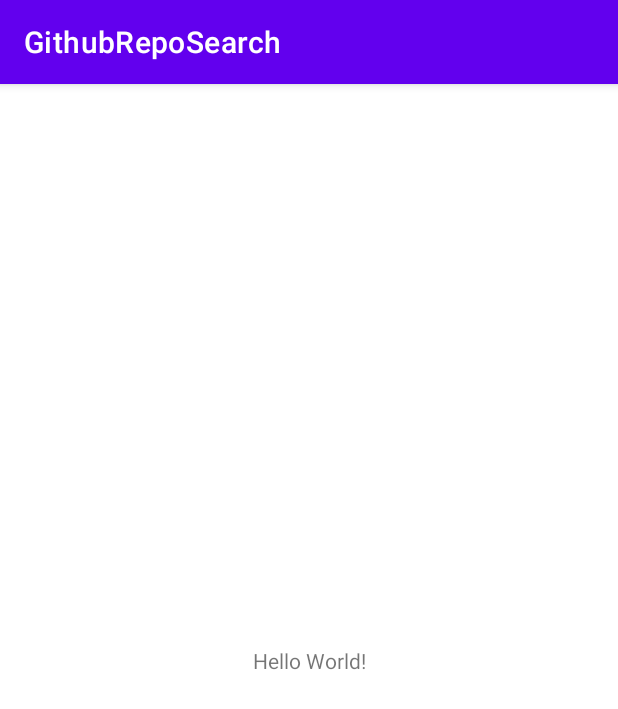
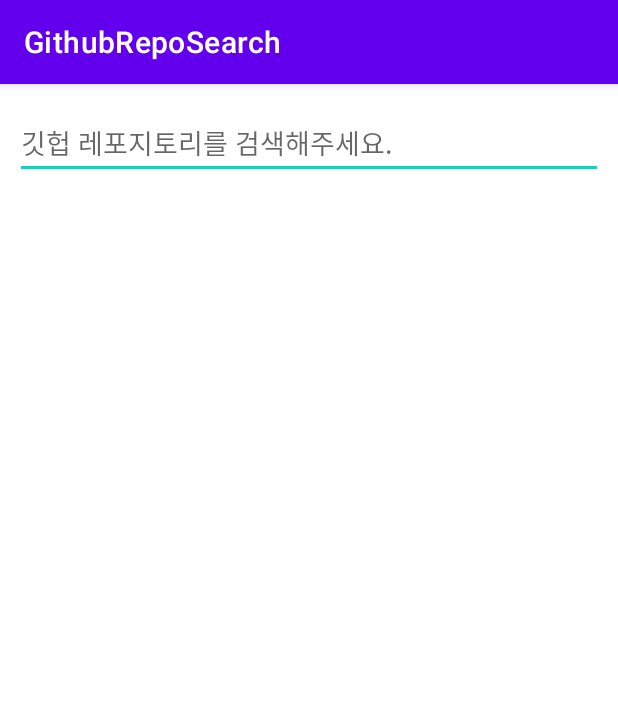
Before and after one commit to tak8997/GithubRepoSearch, an Android app: the screen it shows after launch (MainActivity before the commit, RepoSearchActivity after it), on a phone screen of 412 x 824 dp. Shown: the top 709 px of the screen. Run offline under Robolectric (Android 15) with nearby library versions, the phone set to English and light mode, and no system bars; our stand-ins replace data binding; 2 statements that could not run were skipped.

Commit message:
Add github repo search ui, ui related business logic

```diff
--- a/app/build.gradle
+++ b/app/build.gradle
@@ -44,6 +44,7 @@ dependencies {
     implementation 'com.google.android.material:material:1.4.0'
     implementation 'androidx.constraintlayout:constraintlayout:2.0.4'
     implementation "androidx.lifecycle:lifecycle-livedata-ktx:2.3.1"
+    implementation "androidx.lifecycle:lifecycle-viewmodel-ktx:2.3.1"
 
     // koin
     implementation "org.koin:koin-core:2.1.6"
--- a/app/src/main/AndroidManifest.xml
+++ b/app/src/main/AndroidManifest.xml
@@ -3,13 +3,14 @@
     package="com.tak8997.githubreposearch">
 
     <application
+        android:name=".App"
         android:allowBackup="true"
         android:icon="@mipmap/ic_launcher"
         android:label="@string/app_name"
         android:roundIcon="@mipmap/ic_launcher_round"
         android:supportsRtl="true"
         android:theme="@style/Theme.GithubRepoSearch">
-        <activity android:name=".MainActivity">
+        <activity android:name=".ui.RepoSearchActivity">
             <intent-filter>
                 <action android:name="android.intent.action.MAIN" />
 
--- a/app/src/main/java/com/tak8997/githubreposearch/App.kt
+++ b/app/src/main/java/com/tak8997/githubreposearch/App.kt
@@ -1,7 +1,9 @@
 package com.tak8997.githubreposearch
 
 import android.app.Application
+import com.tak8997.githubreposearch.di.dataModules
 import com.tak8997.githubreposearch.di.networkModule
+import com.tak8997.githubreposearch.di.presentationModules
 import org.koin.android.ext.koin.androidContext
 import org.koin.core.context.startKoin
 
@@ -11,7 +13,7 @@ class App: Application() {
         super.onCreate()
         startKoin {
             androidContext(this@App)
-            modules(listOf(networkModule))
+            modules(listOf(networkModule, dataModules, presentationModules))
         }
     }
 }
--- a/app/src/main/java/com/tak8997/githubreposearch/MainActivity.kt
+++ /dev/null
@@ -1,11 +0,0 @@
-package com.tak8997.githubreposearch
-
-import androidx.appcompat.app.AppCompatActivity
-import android.os.Bundle
-
-class MainActivity : AppCompatActivity() {
-    override fun onCreate(savedInstanceState: Bundle?) {
-        super.onCreate(savedInstanceState)
-        setContentView(R.layout.activity_main)
-    }
-}
--- /dev/null
+++ b/app/src/main/java/com/tak8997/githubreposearch/di/dataModule.kt
@@ -0,0 +1,9 @@
+package com.tak8997.githubreposearch.di
+
+import com.tak8997.githubreposearch.data.repository.RepoDataRepository
+import com.tak8997.githubreposearch.data.repository.RepoRepository
+import org.koin.dsl.module
+
+val dataModules = module {
+    single<RepoRepository> { RepoDataRepository() }
+}
--- /dev/null
+++ b/app/src/main/java/com/tak8997/githubreposearch/di/presentationModule.kt
@@ -0,0 +1,10 @@
+package com.tak8997.githubreposearch.di
+
+import com.tak8997.githubreposearch.ui.RepoSearchViewModel
+import org.koin.androidx.viewmodel.dsl.viewModel
+import org.koin.dsl.module
+
+
+val presentationModules = module {
+    viewModel { RepoSearchViewModel(it[0], get()) }
+}
--- /dev/null
+++ b/app/src/main/java/com/tak8997/githubreposearch/ui/RepoSearchActivity.kt
@@ -0,0 +1,70 @@
+package com.tak8997.githubreposearch.ui
+
+import android.os.Bundle
+import android.widget.Toast
+import androidx.appcompat.app.AppCompatActivity
+import androidx.core.widget.addTextChangedListener
+import androidx.databinding.DataBindingUtil
+import androidx.recyclerview.widget.LinearLayoutManager
+import com.tak8997.githubreposearch.R
+import com.tak8997.githubreposearch.databinding.ActivityMainBinding
+import org.koin.androidx.viewmodel.ext.android.getStateViewModel
+
+class RepoSearchActivity : AppCompatActivity() {
+
+    private lateinit var binding: ActivityMainBinding
+
+    private val viewModel by lazy {
+        getStateViewModel<RepoSearchViewModel>()
+    }
+
+    private val repoAdapter by lazy { RepoAdapter() }
+
+    override fun onCreate(savedInstanceState: Bundle?) {
+        super.onCreate(savedInstanceState)
+        binding = DataBindingUtil.setContentView<ActivityMainBinding>(this, R.layout.activity_main)
+            .apply {
+                viewModel = this@RepoSearchActivity.viewModel
+                lifecycleOwner = this@RepoSearchActivity
+            }
+
+        with(viewModel) {
+            repos.observe(this@RepoSearchActivity) {
+                if (page == 1) {
+                    repoAdapter.setItems(it ?: return@observe)
+                } else {
+                    repoAdapter.addItems(it ?: return@observe)
+                }
+            }
+            error.observe(this@RepoSearchActivity) {
+                Toast.makeText(this@RepoSearchActivity, it ?: return@observe, Toast.LENGTH_SHORT).show()
+            }
+        }
+
+        setupRepoEditListener()
+        setupRepoRecycler()
+    }
+
+    private fun setupRepoEditListener() {
+        binding.etRepoSearch.addTextChangedListener {
+            val query = it?.toString() ?: ""
+            if (lastQuery != query) {
+                page = 1
+                viewModel.onRepoTitleEdited(query, page)
+                lastQuery = query
+            }
+        }
+    }
+
+    private fun setupRepoRecycler() {
+        with(binding.rvRepo) {
+            layoutManager = LinearLayoutManager(this@RepoSearchActivity)
+            adapter = repoAdapter
+        }
+    }
+
+    companion object {
+        private var page = 1
+        private var lastQuery = ""
+    }
+}
--- a/app/src/main/res/layout/activity_main.xml
+++ b/app/src/main/res/layout/activity_main.xml
@@ -1,18 +1,38 @@
 <?xml version="1.0" encoding="utf-8"?>
-<androidx.constraintlayout.widget.ConstraintLayout xmlns:android="http://schemas.android.com/apk/res/android"
+<layout xmlns:android="http://schemas.android.com/apk/res/android"
     xmlns:app="http://schemas.android.com/apk/res-auto"
-    xmlns:tools="http://schemas.android.com/tools"
+    xmlns:tools="http://schemas.android.com/tools">
+
+    <data>
+
+        <variable
+            name="viewModel"
+            type="com.tak8997.githubreposearch.ui.RepoSearchViewModel" />
+    </data>
+
+    <LinearLayout
         android:layout_width="match_parent"
         android:layout_height="match_parent"
-    tools:context=".MainActivity">
+        android:orientation="vertical"
+        tools:context=".ui.RepoSearchActivity">
 
-    <TextView
-        android:layout_width="wrap_content"
+        <EditText
+            android:id="@+id/et_repo_search"
+            android:layout_width="match_parent"
             android:layout_height="wrap_content"
-        android:text="Hello World!"
-        app:layout_constraintBottom_toBottomOf="parent"
+            android:layout_marginLeft="10dp"
+            android:layout_marginTop="15dp"
+            android:layout_marginRight="10dp"
+            android:hint="@string/github_repo_search"
+            android:singleLine="true"
             app:layout_constraintLeft_toLeftOf="parent"
             app:layout_constraintRight_toRightOf="parent"
             app:layout_constraintTop_toTopOf="parent" />
 
-</androidx.constraintlayout.widget.ConstraintLayout>
+        <androidx.recyclerview.widget.RecyclerView
+            android:id="@+id/rv_repo"
+            android:layout_width="match_parent"
+            android:layout_height="wrap_content"
+            android:layout_marginTop="10dp" />
+    </LinearLayout>
+</layout>
--- a/app/src/main/res/values/strings.xml
+++ b/app/src/main/res/values/strings.xml
@@ -1,3 +1,4 @@
 <resources>
     <string name="app_name">GithubRepoSearch</string>
+    <string name="github_repo_search">깃헙 레포지토리를 검색해주세요.</string>
 </resources>
```
Also changed, not shown: app/src/main/java/com/tak8997/githubreposearch/SingleLiveEvent.kt (added, +44 -0 lines), app/src/main/java/com/tak8997/githubreposearch/data/model/Repo.kt (added, +11 -0 lines), app/src/main/java/com/tak8997/githubreposearch/data/repository/RepoRepository.kt (added, +15 -0 lines), app/src/main/java/com/tak8997/githubreposearch/ui/RepoAdapter.kt (added, +49 -0 lines), app/src/main/java/com/tak8997/githubreposearch/ui/RepoSearchViewModel.kt (added, +59 -0 lines), app/src/main/res/layout/item_repo.xml (added, +29 -0 lines). Lines whose indentation alone changed are shown as unchanged.
